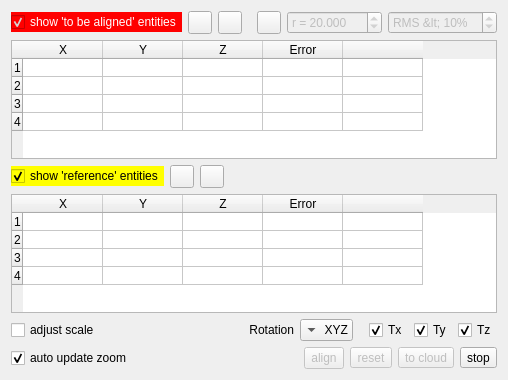
Above: qCC/ui_templates/pointPairRegistrationDlg.ui from CloudCompare/CloudCompare before the change. Below: the same form after it.
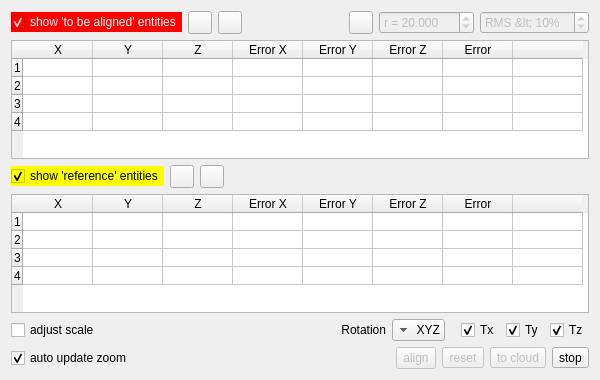
That is the form after the change. Icons and pictures are not drawn.

Commit message: PointPairRegistration errors along axis

```diff
--- a/qCC/ui_templates/pointPairRegistrationDlg.ui
+++ b/qCC/ui_templates/pointPairRegistrationDlg.ui
@@ -6,7 +6,7 @@
    <rect>
     <x>0</x>
     <y>0</y>
-    <width>508</width>
+    <width>600</width>
     <height>380</height>
    </rect>
   </property>
@@ -139,7 +139,7 @@
       <enum>QAbstractItemView::NoSelection</enum>
      </property>
      <attribute name="horizontalHeaderDefaultSectionSize">
-      <number>80</number>
+      <number>70</number>
      </attribute>
      <attribute name="verticalHeaderDefaultSectionSize">
       <number>18</number>
@@ -179,6 +179,21 @@
        <string notr="true">Z</string>
       </property>
      </column>
+     <column>
+      <property name="text">
+       <string>Error X</string>
+      </property>
+     </column>
+       <column>
+      <property name="text">
+       <string>Error Y</string>
+      </property>
+     </column>
+       <column>
+      <property name="text">
+       <string>Error Z</string>
+      </property>
+     </column>
      <column>
       <property name="text">
        <string>Error</string>
@@ -249,7 +264,7 @@
       <enum>QAbstractItemView::NoSelection</enum>
      </property>
      <attribute name="horizontalHeaderDefaultSectionSize">
-      <number>80</number>
+      <number>70</number>
      </attribute>
      <attribute name="verticalHeaderDefaultSectionSize">
       <number>18</number>
@@ -289,6 +304,21 @@
        <string notr="true">Z</string>
       </property>
      </column>
+     <column>
+      <property name="text">
+       <string>Error X</string>
+      </property>
+     </column>
+     <column>
+      <property name="text">
+       <string>Error Y</string>
+      </property>
+     </column>
+     <column>
+      <property name="text">
+       <string>Error Z</string>
+      </property>
+     </column>
      <column>
       <property name="text">
        <string>Error</string>
```
The commit also changes 1 other file.
